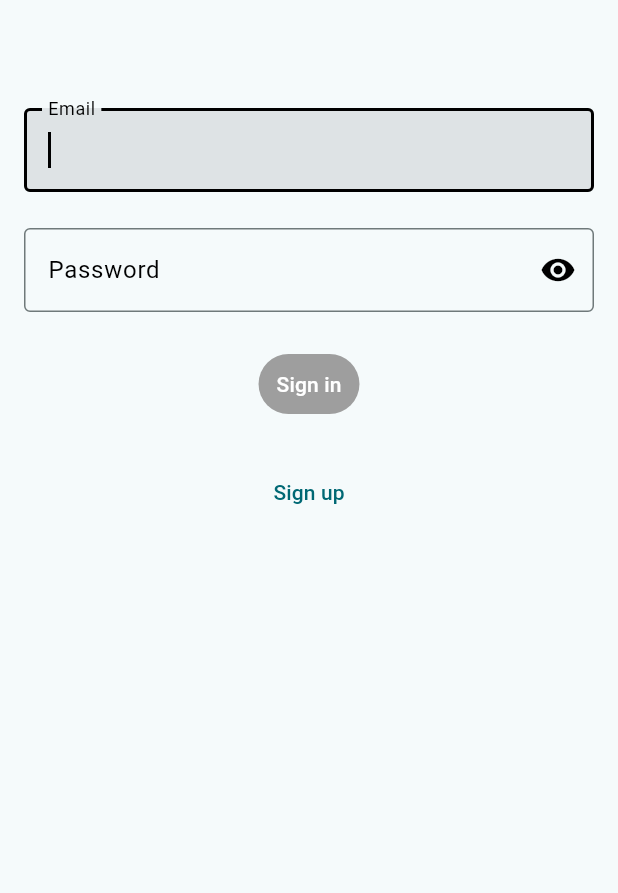
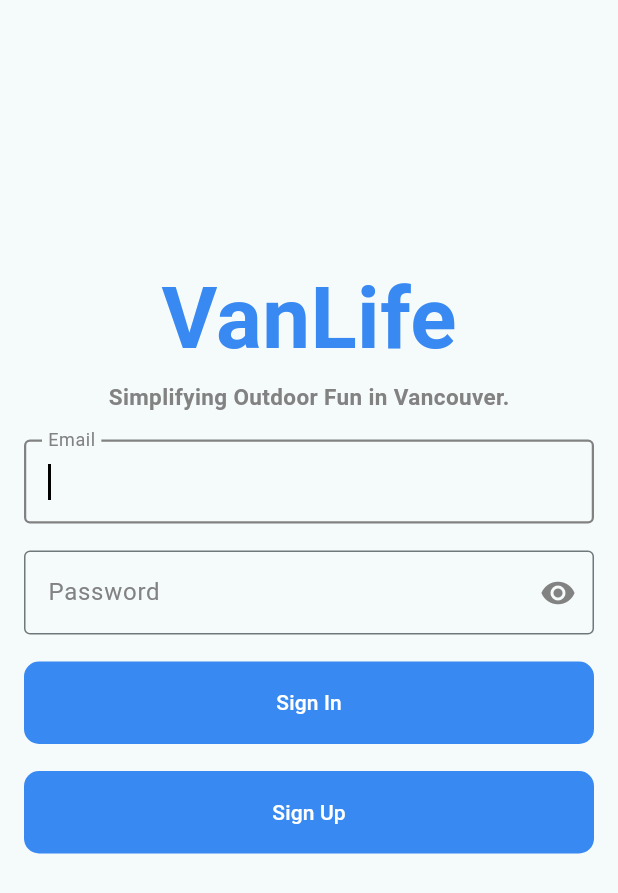
Before and after one commit to lhkun123/6806CapstoneFE, a Flutter app: the screen it shows after launch, on a phone screen of 412 x 824 dp. Shown: the top 893 px of the screen. Run offline on Flutter 3.47's test engine with Material 3 defaults, Android fonts, the phone set to English and light mode, and no system bars; our stand-ins replace carousel_slider, device_preview, dio, font_awesome_flutter, geolocator, google_maps_flutter and 1 more; missing offline and left inert: dart:ffi, flutter_star.

Commit message:
UI adjustments

```diff
--- a/frontend/lib/project/constants/app_style.dart
+++ b/frontend/lib/project/constants/app_style.dart
@@ -2,6 +2,19 @@ import 'package:flutter/material.dart';
 
 class AppStyle {
   // Fonts
+  static const hugeHeadingFont = TextStyle(
+    fontFamily: 'Roboto',
+    fontWeight: FontWeight.bold,
+    fontSize: 57,
+    color: Color.fromRGBO(56, 137, 242, 1),
+    height: 0.8
+  );
+  static const sloganFont = TextStyle(
+    fontFamily: 'Roboto',
+    fontWeight: FontWeight.bold,
+    fontSize: 15,
+    color: Color.fromRGBO(130, 130, 130, 1),
+  );
   static const bigheadingFont = TextStyle(
     fontFamily: 'Roboto',
     fontWeight: FontWeight.bold,
@@ -40,14 +53,15 @@ class AppStyle {
 
   // Colors
   static const primaryColor = Colors.white;
-  static const cardBackgroundColor = Color(0xFFFFFFFF);
-  static const largeBackgroundColor = Color(0xFFF5F5F5); // 也用作小按钮颜色
-  static const textColor = Color(0xFF262F34);
-  static const labelColor=Colors.black;
-  static const unselectedLabelColor= Colors.grey;
-  static const indicatorColor=Colors.black;
-  static const buttonBackgroundColor=Colors.grey;
+  static const cardBackgroundColor = Color.fromRGBO(56, 137, 242, 1);
+  static const largeBackgroundColor = Color.fromRGBO(56, 137, 242, 1); // 也用作小按钮颜色
+  static const textColor = Colors.black;
+  static const labelColor = Colors.white;
+  static const unselectedLabelColor= Color.fromRGBO(242, 242, 235, 0.5);
+  static const indicatorColor = Color.fromRGBO(56, 137, 242, 1);
+  static const buttonBackgroundColor = Color.fromRGBO(56, 137, 242, 1);
   static const buttonForegroundColor=Colors.white;
+  static const BarBackgroundColor = Color.fromRGBO(56, 137, 242, 1);
 
 
 
--- a/frontend/lib/project/views/auth/sign_in.dart
+++ b/frontend/lib/project/views/auth/sign_in.dart
@@ -7,7 +7,6 @@ import 'package:frontend/project/util/validate.dart';
 
 import '../../constants/app_style.dart';
 import '../home/home.dart';
-
 
 @JsonSerializable()
 class FormData {
@@ -39,7 +38,7 @@ class SignInHttp extends StatefulWidget {
 
 class _SignInHttpState extends State<SignInHttp> {
   FormData formData = FormData();
-  late bool _isObscure=true;
+  late bool _isObscure = true;
 
   @override
   Widget build(BuildContext context) {
@@ -51,25 +50,36 @@ class _SignInHttpState extends State<SignInHttp> {
         child: Scrollbar(
           child: SingleChildScrollView(
             padding: const EdgeInsets.all(16),
+            child: Center(
               child: Column(
                 children: [
                   ...[
+                    const SizedBox(
+                      height: 100,
+                    ),
+                    const Text(
+                      'VanLife',
+                      style: AppStyle.hugeHeadingFont,
+                    ),
+                    const Text(
+                      'Simplifying Outdoor Fun in Vancouver.',
+                      style: AppStyle.sloganFont,
+                    ),
                     TextFormField(
                       autofocus: true,
                       textInputAction: TextInputAction.next,
                       validator: (value) => Validator.validateEmail(value),
                       decoration: const InputDecoration(
-                      filled: true,
                         labelText: 'Email',
                         labelStyle: TextStyle(
-                        color: Colors.black, // Color of the label when not focused
+                          color: Color.fromRGBO(130, 130, 130, 1), // Color of the label when not focused
                         ),
                         border: OutlineInputBorder(
-                        borderSide: BorderSide(color: Colors.black),
+                          borderSide: BorderSide(color: Color.fromRGBO(130, 130, 130, 1)),
                         ),
                         // Focused border when the TextField is focused
                         focusedBorder: OutlineInputBorder(
-                        borderSide: BorderSide(color: Colors.black, width: 2.0),
+                          borderSide: BorderSide(color: Color.fromRGBO(130, 130, 130, 1), width: 1.5),
                         ),
                       ),
                       onChanged: (value) {
@@ -79,7 +89,7 @@ class _SignInHttpState extends State<SignInHttp> {
                     TextFormField(
                       obscureText: _isObscure, // 是否显示文字
                       onChanged: (value) {
-                    formData.password=value;
+                        formData.password = value;
                       },
                       validator: (value) {
                         return Validator.validatePassword(value);
@@ -87,19 +97,19 @@ class _SignInHttpState extends State<SignInHttp> {
                       decoration: InputDecoration(
                         labelText: "Password",
                         labelStyle: const TextStyle(
-                        color: Colors.black, // Color of the label when not focused
+                          color: Color.fromRGBO(130, 130, 130, 1), // Color of the label when not focused
                         ),
                         border: const OutlineInputBorder(
-                        borderSide: BorderSide(color: Colors.black),
+                          borderSide: BorderSide(color: Color.fromRGBO(130, 130, 130, 1)),
                         ),
                         // Focused border when the TextField is focused
                         focusedBorder: const OutlineInputBorder(
-                        borderSide: BorderSide(color: Colors.black, width: 2.0),
+                          borderSide: BorderSide(color: Color.fromRGBO(130, 130, 130, 1), width: 1.5),
                         ),
                         suffixIcon: IconButton(
                           icon: const Icon(
                             Icons.remove_red_eye,
-                          color: Colors.black,
+                            color: Color.fromRGBO(130, 130, 130, 1),
                           ),
                           onPressed: () {
                             // 修改 state 内部变量, 且需要界面内容更新, 需要使用 setState()
@@ -107,7 +117,9 @@ class _SignInHttpState extends State<SignInHttp> {
                               _isObscure = !_isObscure;
                             });
                           },
-                      ))),
+                        ),
+                      ),
+                    ),
                     TextButton(
                       onPressed: () async {
                         _showDialog(switch (200) {
@@ -117,28 +129,43 @@ class _SignInHttpState extends State<SignInHttp> {
                         });
                       },
                       style: TextButton.styleFrom(
-                        foregroundColor:AppStyle.buttonForegroundColor ,
+                        foregroundColor: AppStyle.buttonForegroundColor,
                         elevation: 2,
-                        backgroundColor: AppStyle.buttonBackgroundColor),
-                    child: const Text('Sign in'),
+                        backgroundColor: AppStyle.buttonBackgroundColor,
+                        minimumSize: const Size(double.infinity, 55),
+                        shape: RoundedRectangleBorder(
+                          borderRadius: BorderRadius.circular(10), // 设置按钮的圆角半径
+                        ),
+                      ),
+                      child: const Text('Sign In'),
                     ),
                     TextButton(
-                    child: const Text('Sign up'),
-                    onPressed: () =>Navigator.of(context).push(
+                      onPressed: () => Navigator.of(context).push(
                         MaterialPageRoute(
                           builder: (context) => const SignUpHttp(),
                         ),
                       ),
+                      style: TextButton.styleFrom(
+                        foregroundColor: AppStyle.buttonForegroundColor,
+                        elevation: 2,
+                        backgroundColor: AppStyle.buttonBackgroundColor,
+                        minimumSize: const Size(double.infinity, 55),
+                        shape: RoundedRectangleBorder(
+                          borderRadius: BorderRadius.circular(10), // 设置按钮的圆角半径
+                        ),
+                      ),
+                      child: const Text('Sign Up'),
                     ),
                   ].expand(
                         (widget) => [
                       widget,
                       const SizedBox(
-                      height: 24,
+                        height: 18,
                       )
                     ],
                   )
                 ],
+              ),
             ),
           ),
         ),
@@ -152,24 +179,29 @@ class _SignInHttpState extends State<SignInHttp> {
       builder: (context) => CupertinoAlertDialog(
         title: const Text("Notification"),
         actions: [
-          CupertinoDialogAction(onPressed: (){
+          CupertinoDialogAction(
+            onPressed: () {
               Navigator.of(context).push(
                 MaterialPageRoute(
                   builder: (context) => const Home(),
                 ),
               );
             },
-              child: const Text("OK",
-              style:AppStyle.bodyTextFont
-              )),
+            child: const Text(
+              "OK",
+              style: AppStyle.bodyTextFont,
+            ),
+          ),
         ],
-        content: Text(message,
-            style:AppStyle.bodyTextFont
+        content: Text(
+          message,
+          style: AppStyle.bodyTextFont,
         ),
-      )
+      ),
     );
   }
 }
+
 // **************************************************************************
 // JsonSerializableGenerator
 // **************************************************************************
--- a/frontend/lib/project/views/home/home.dart
+++ b/frontend/lib/project/views/home/home.dart
@@ -25,6 +25,7 @@ class Home extends StatelessWidget {
             ],
           ),
           bottomNavigationBar: const Material(
+            color: AppStyle.BarBackgroundColor,
             child: TabBar(
               labelColor: AppStyle.labelColor, // Color of the selected tab
               unselectedLabelColor: AppStyle.unselectedLabelColor, // Color of the unselected ta
--- a/frontend/lib/project/views/yelp/yelp_overview.dart
+++ b/frontend/lib/project/views/yelp/yelp_overview.dart
@@ -26,7 +26,7 @@ class _YelpOverViewState  extends State<YelpOverview> {
         child: Scaffold(
           appBar: AppBar(
             leading: IconButton(
-              icon: const Icon(Icons.arrow_back),
+              icon: const Icon(Icons.arrow_back, color: AppStyle.BarBackgroundColor),
               onPressed: () {
                 Navigator.of(context).pop();
               },
@@ -40,6 +40,7 @@ class _YelpOverViewState  extends State<YelpOverview> {
             ],
           ),
           bottomNavigationBar: const Material(
+            color: AppStyle.BarBackgroundColor,
             child: TabBar(
               labelColor: AppStyle.labelColor, // Color of the selected tab
               unselectedLabelColor: AppStyle.unselectedLabelColor, // Color of the unselected ta
```
Also changed, not shown: frontend/lib/project/views/profile/profile.dart (+7 -5 lines), frontend/lib/project/views/yelp/yelp_detail.dart (+5 -5 lines), frontend/lib/project/views/yelp/yelp_search.dart (+4 -4 lines). Lines whose indentation alone changed are shown as unchanged.
